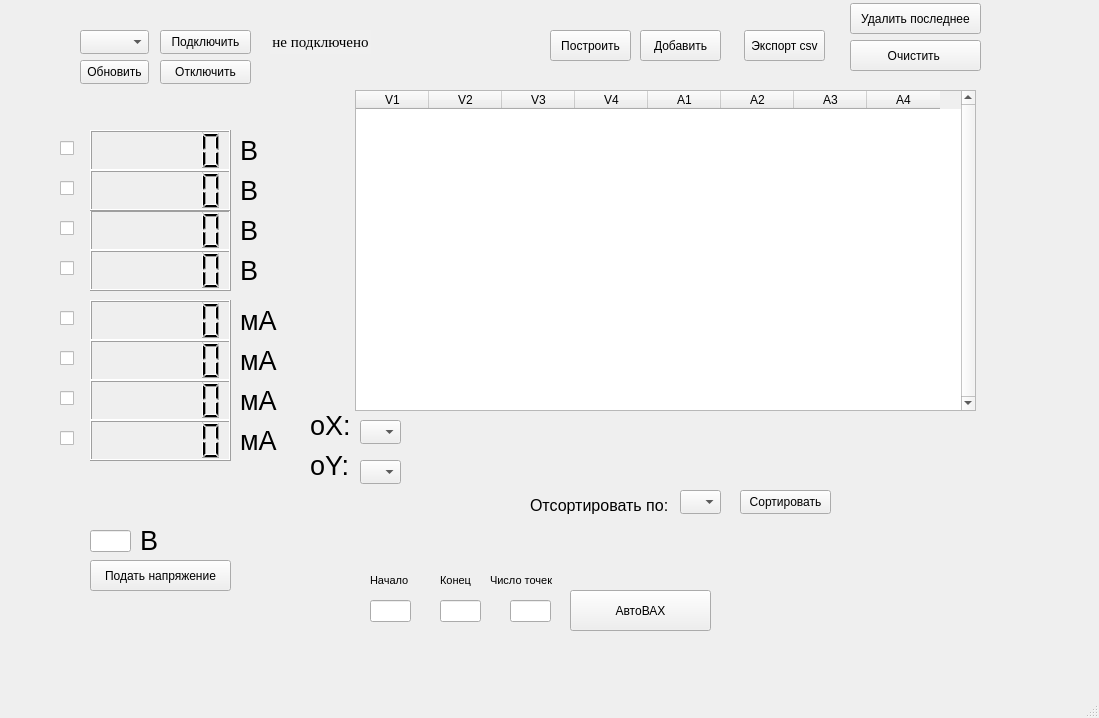
Before: the Qt Designer form interface.ui in KejLater/lab_stand, drawn with Qt 5.
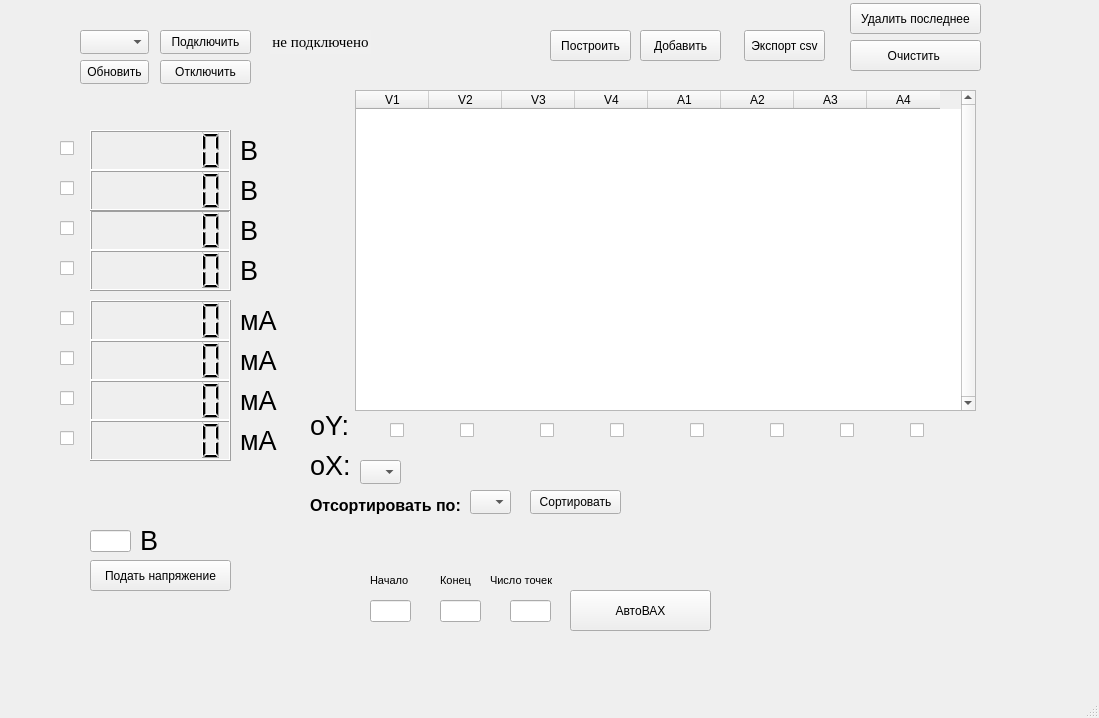
After: the same form once the commit is applied.

Commit message: SerialSend class is back, graphs building is returned

The edit to the form file:
```diff
--- a/interface.ui
+++ b/interface.ui
@@ -1031,6 +1031,110 @@
      </property>
     </column>
    </widget>
+   <widget class="QCheckBox" name="V1_y">
+    <property name="geometry">
+     <rect>
+      <x>390</x>
+      <y>420</y>
+      <width>21</width>
+      <height>21</height>
+     </rect>
+    </property>
+    <property name="text">
+     <string/>
+    </property>
+   </widget>
+   <widget class="QCheckBox" name="V2_y">
+    <property name="geometry">
+     <rect>
+      <x>460</x>
+      <y>420</y>
+      <width>21</width>
+      <height>21</height>
+     </rect>
+    </property>
+    <property name="text">
+     <string/>
+    </property>
+   </widget>
+   <widget class="QCheckBox" name="V3_y">
+    <property name="geometry">
+     <rect>
+      <x>540</x>
+      <y>420</y>
+      <width>21</width>
+      <height>21</height>
+     </rect>
+    </property>
+    <property name="text">
+     <string/>
+    </property>
+   </widget>
+   <widget class="QCheckBox" name="V4_y">
+    <property name="geometry">
+     <rect>
+      <x>610</x>
+      <y>420</y>
+      <width>21</width>
+      <height>21</height>
+     </rect>
+    </property>
+    <property name="text">
+     <string/>
+    </property>
+   </widget>
+   <widget class="QCheckBox" name="A1_y">
+    <property name="geometry">
+     <rect>
+      <x>690</x>
+      <y>420</y>
+      <width>21</width>
+      <height>21</height>
+     </rect>
+    </property>
+    <property name="text">
+     <string/>
+    </property>
+   </widget>
+   <widget class="QCheckBox" name="A2_y">
+    <property name="geometry">
+     <rect>
+      <x>770</x>
+      <y>420</y>
+      <width>21</width>
+      <height>21</height>
+     </rect>
+    </property>
+    <property name="text">
+     <string/>
+    </property>
+   </widget>
+   <widget class="QCheckBox" name="A3_y">
+    <property name="geometry">
+     <rect>
+      <x>840</x>
+      <y>420</y>
+      <width>21</width>
+      <height>21</height>
+     </rect>
+    </property>
+    <property name="text">
+     <string/>
+    </property>
+   </widget>
+   <widget class="QCheckBox" name="A4_y">
+    <property name="geometry">
+     <rect>
+      <x>910</x>
+      <y>420</y>
+      <width>21</width>
+      <height>21</height>
+     </rect>
+    </property>
+    <property name="text">
+     <string/>
+    </property>
+   </widget>
    <widget class="QLineEdit" name="inputVoltage">
     <property name="geometry">
      <rect>
@@ -1154,7 +1258,7 @@
      </rect>
     </property>
     <property name="text">
-     <string>&lt;html&gt;&lt;head/&gt;&lt;body&gt;&lt;p&gt;&lt;span style=&quot; font-size:20pt;&quot;&gt;oY:&lt;/span&gt;&lt;/p&gt;&lt;/body&gt;&lt;/html&gt;</string>
+     <string>&lt;html&gt;&lt;head/&gt;&lt;body&gt;&lt;p&gt;&lt;span style=&quot; font-size:20pt;&quot;&gt;oX:&lt;/span&gt;&lt;/p&gt;&lt;/body&gt;&lt;/html&gt;</string>
     </property>
    </widget>
    <widget class="QLabel" name="V1_label_4">
@@ -1170,7 +1274,7 @@
      </rect>
     </property>
     <property name="text">
-     <string>&lt;html&gt;&lt;head/&gt;&lt;body&gt;&lt;p&gt;&lt;span style=&quot; font-size:20pt;&quot;&gt;oX:&lt;/span&gt;&lt;/p&gt;&lt;/body&gt;&lt;/html&gt;</string>
+     <string>&lt;html&gt;&lt;head/&gt;&lt;body&gt;&lt;p&gt;&lt;span style=&quot; font-size:20pt;&quot;&gt;oY:&lt;/span&gt;&lt;/p&gt;&lt;/body&gt;&lt;/html&gt;</string>
     </property>
    </widget>
    <widget class="QLineEdit" name="auto_begin">
@@ -1276,7 +1380,7 @@
    <widget class="QComboBox" name="choose_sort">
     <property name="geometry">
      <rect>
-      <x>680</x>
+      <x>470</x>
       <y>490</y>
       <width>41</width>
       <height>24</height>
@@ -1295,20 +1399,20 @@
     </property>
     <property name="geometry">
      <rect>
-      <x>530</x>
+      <x>310</x>
       <y>490</y>
-      <width>141</width>
+      <width>151</width>
       <height>31</height>
      </rect>
     </property>
     <property name="text">
-     <string>&lt;html&gt;&lt;head/&gt;&lt;body&gt;&lt;p&gt;&lt;span style=&quot; font-size:12pt;&quot;&gt;Отсортировать по:&lt;/span&gt;&lt;/p&gt;&lt;/body&gt;&lt;/html&gt;</string>
+     <string>&lt;html&gt;&lt;head/&gt;&lt;body&gt;&lt;p&gt;&lt;span style=&quot; font-size:12pt; font-weight:700;&quot;&gt;Отсортировать по:&lt;/span&gt;&lt;/p&gt;&lt;/body&gt;&lt;/html&gt;</string>
     </property>
    </widget>
    <widget class="QPushButton" name="sort_launch">
     <property name="geometry">
      <rect>
-      <x>740</x>
+      <x>530</x>
       <y>490</y>
       <width>91</width>
       <height>24</height>
@@ -1318,22 +1422,6 @@
      <string>Сортировать</string>
     </property>
    </widget>
-   <widget class="QComboBox" name="choose_X">
-    <property name="geometry">
-     <rect>
-      <x>360</x>
-      <y>420</y>
-      <width>41</width>
-      <height>24</height>
-     </rect>
-    </property>
-    <property name="font">
-     <font>
-      <pointsize>11</pointsize>
-      <strikeout>false</strikeout>
-     </font>
-    </property>
-   </widget>
   </widget>
   <widget class="QMenuBar" name="menubar">
    <property name="geometry">
```
Left out of the diff: 2 changed lines with no effect on the pictures. The commit also changes 1 other file.
